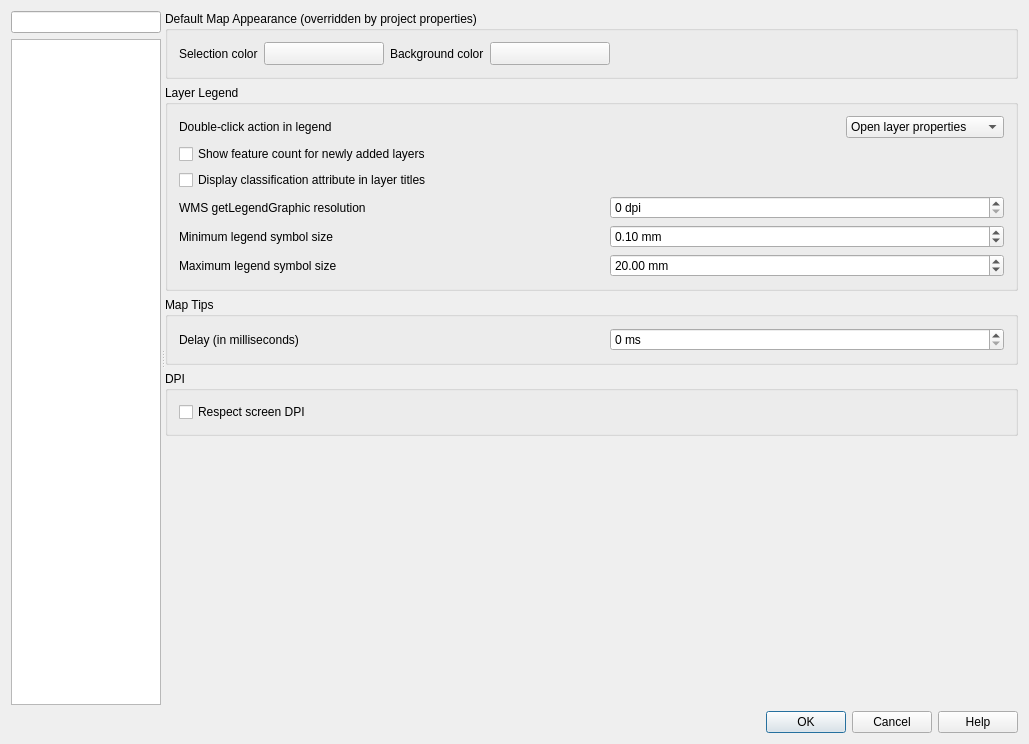
qgis/QGIS, file src/ui/qgsoptionsbase.ui: the form before one commit.
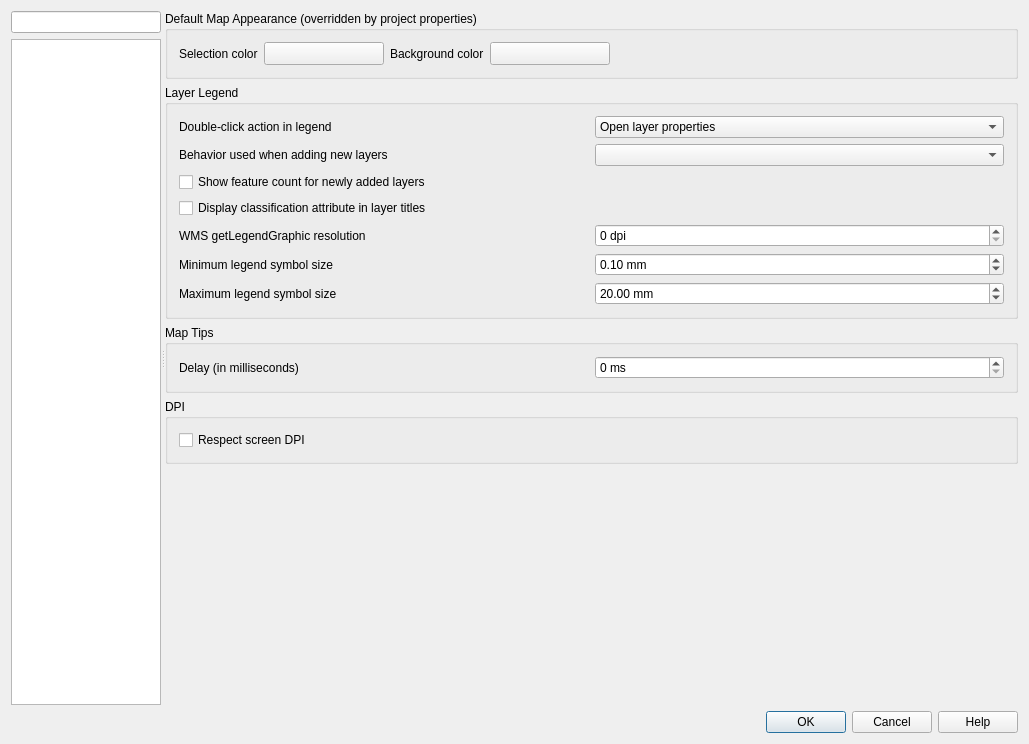
The form after the commit. The open tabs and pages were chosen to show the change. Icons and pictures are not drawn. Custom widgets are drawn as their Qt base class.

Commit message: Add UI to select which insertion method should be used when adding new layers

Patch:
```diff
--- a/src/ui/qgsoptionsbase.ui
+++ b/src/ui/qgsoptionsbase.ui
@@ -2552,30 +2552,15 @@
                  <property name="title">
                   <string>Layer Legend</string>
                  </property>
-                 <layout class="QVBoxLayout" name="verticalLayout_21">
-                  <item>
-                   <layout class="QHBoxLayout" name="horizontalLayout_8">
-                    <item>
+                 <layout class="QGridLayout" name="gridLayout_35">
+                  <item row="0" column="0">
                      <widget class="QLabel" name="label_15">
                       <property name="text">
                        <string>Double-click action in legend</string>
                       </property>
                      </widget>
                     </item>
-                    <item>
-                     <spacer name="horizontalSpacer_6">
-                      <property name="orientation">
-                       <enum>Qt::Horizontal</enum>
-                      </property>
-                      <property name="sizeHint" stdset="0">
-                       <size>
-                        <width>40</width>
-                        <height>20</height>
-                       </size>
-                      </property>
-                     </spacer>
-                    </item>
-                    <item>
+                  <item row="0" column="1">
                      <widget class="QComboBox" name="cmbLegendDoubleClickAction">
                       <item>
                        <property name="text">
@@ -2594,48 +2579,39 @@
                       </item>
                      </widget>
                     </item>
-                   </layout>
+                  <item row="1" column="0">
+                    <widget class="QLabel" name="mLayerTreeInsertionMethodLabel">
+                    <property name="text">
+                      <string>Behavior used when adding new layers</string>
+                    </property>
+                    </widget>
                   </item>
-                  <item>
+                  <item row="1" column="1">
+                    <widget class="QComboBox" name="mLayerTreeInsertionMethod">
+                    </widget>
+                  </item>
+                  <item row="2" column="0" colspan="2">
                    <widget class="QCheckBox" name="mShowFeatureCountByDefaultCheckBox">
                     <property name="text">
                      <string>Show feature count for newly added layers</string>
                     </property>
                    </widget>
                   </item>
-                  <item>
+                  <item row="3" column="0" colspan="2">
                    <widget class="QCheckBox" name="cbxLegendClassifiers">
                     <property name="text">
                      <string>Display classification attribute in layer titles</string>
                     </property>
                    </widget>
                   </item>
-                  <item>
-                   <layout class="QHBoxLayout" name="horizontalLayout_34">
-                    <item>
+                  <item row="4" column="0">
                      <widget class="QLabel" name="label_58">
                       <property name="text">
                        <string>WMS getLegendGraphic resolution</string>
                       </property>
                      </widget>
                     </item>
-                    <item>
-                     <spacer name="horizontalSpacer_48">
-                      <property name="orientation">
-                       <enum>Qt::Horizontal</enum>
-                      </property>
-                      <property name="sizeType">
-                       <enum>QSizePolicy::Preferred</enum>
-                      </property>
-                      <property name="sizeHint" stdset="0">
-                       <size>
-                        <width>30</width>
-                        <height>20</height>
-                       </size>
-                      </property>
-                     </spacer>
-                    </item>
-                    <item>
+                  <item row="4" column="1">
                      <widget class="QgsSpinBox" name="mLegendGraphicResolutionSpinBox">
                       <property name="toolTip">
                        <string extracomment="MAP_RESOLUTION or DPI value overloading getMap default value (set 0 to use default)"/>
@@ -2654,34 +2630,14 @@
                       </property>
                      </widget>
                     </item>
-                   </layout>
-                  </item>
-                  <item>
-                   <layout class="QHBoxLayout" name="horizontalLayout_41">
-                    <item>
+                  <item row="5" column="0">
                      <widget class="QLabel" name="labelLegendSymbolMinimumSize">
                       <property name="text">
                        <string>Minimum legend symbol size</string>
                       </property>
                      </widget>
                     </item>
-                    <item>
-                     <spacer name="horizontalSpacer_49">
-                      <property name="orientation">
-                       <enum>Qt::Horizontal</enum>
-                      </property>
-                      <property name="sizeType">
-                       <enum>QSizePolicy::Preferred</enum>
-                      </property>
-                      <property name="sizeHint" stdset="0">
-                       <size>
-                        <width>30</width>
-                        <height>20</height>
-                       </size>
-                      </property>
-                     </spacer>
-                    </item>
-                    <item>
+                  <item row="5" column="1">
                      <widget class="QgsDoubleSpinBox" name="mLegendSymbolMinimumSizeSpinBox">
                       <property name="sizePolicy">
                        <sizepolicy hsizetype="Preferred" vsizetype="Fixed">
@@ -2712,34 +2668,14 @@
                       </property>
                      </widget>
                     </item>
-                   </layout>
-                  </item>
-                  <item>
-                   <layout class="QHBoxLayout" name="horizontalLayout_43">
-                    <item>
+                  <item row="6" column="0">
                      <widget class="QLabel" name="labelLegendSymbolMaximumSize">
                       <property name="text">
                        <string>Maximum legend symbol size</string>
                       </property>
                      </widget>
                     </item>
-                    <item>
-                     <spacer name="horizontalSpacer_50">
-                      <property name="orientation">
-                       <enum>Qt::Horizontal</enum>
-                      </property>
-                      <property name="sizeType">
-                       <enum>QSizePolicy::Preferred</enum>
-                      </property>
-                      <property name="sizeHint" stdset="0">
-                       <size>
-                        <width>30</width>
-                        <height>20</height>
-                       </size>
-                      </property>
-                     </spacer>
-                    </item>
-                    <item>
+                  <item row="6" column="1">
                      <widget class="QgsDoubleSpinBox" name="mLegendSymbolMaximumSizeSpinBox">
                       <property name="sizePolicy">
                        <sizepolicy hsizetype="Preferred" vsizetype="Fixed">
@@ -2771,8 +2707,6 @@
                      </widget>
                     </item>
                    </layout>
-                  </item>
-                 </layout>
                 </widget>
                </item>
                <item>
@@ -2780,37 +2714,15 @@
                  <property name="title">
                   <string>Map Tips</string>
                  </property>
-                 <layout class="QHBoxLayout" name="horizontalLayout_42">
-                  <item>
+                 <layout class="QGridLayout" name="gridLayout_40">
+                  <item row="0" column="0">
                    <widget class="QLabel" name="textLabel1_16">
-                    <property name="sizePolicy">
-                     <sizepolicy hsizetype="Preferred" vsizetype="Preferred">
-                      <horstretch>0</horstretch>
-                      <verstretch>0</verstretch>
-                     </sizepolicy>
-                    </property>
                     <property name="text">
                      <string>Delay (in milliseconds)</string>
                     </property>
                    </widget>
                   </item>
-                  <item>
-                   <spacer name="horizontalSpacer_39">
-                    <property name="orientation">
-                     <enum>Qt::Horizontal</enum>
-                    </property>
-                    <property name="sizeType">
-                     <enum>QSizePolicy::Preferred</enum>
-                    </property>
-                    <property name="sizeHint" stdset="0">
-                     <size>
-                      <width>30</width>
-                      <height>20</height>
-                     </size>
-                    </property>
-                   </spacer>
-                  </item>
-                  <item>
+                  <item row="0" column="1">
                    <widget class="QgsSpinBox" name="mMapTipsDelaySpinBox">
                     <property name="toolTip">
                      <string extracomment="MAP_RESOLUTION or DPI value overloading getMap default value (set 0 to use default)"/>
```
Lines whose indentation alone changed are shown as unchanged. The commit also changes 10 other files.
